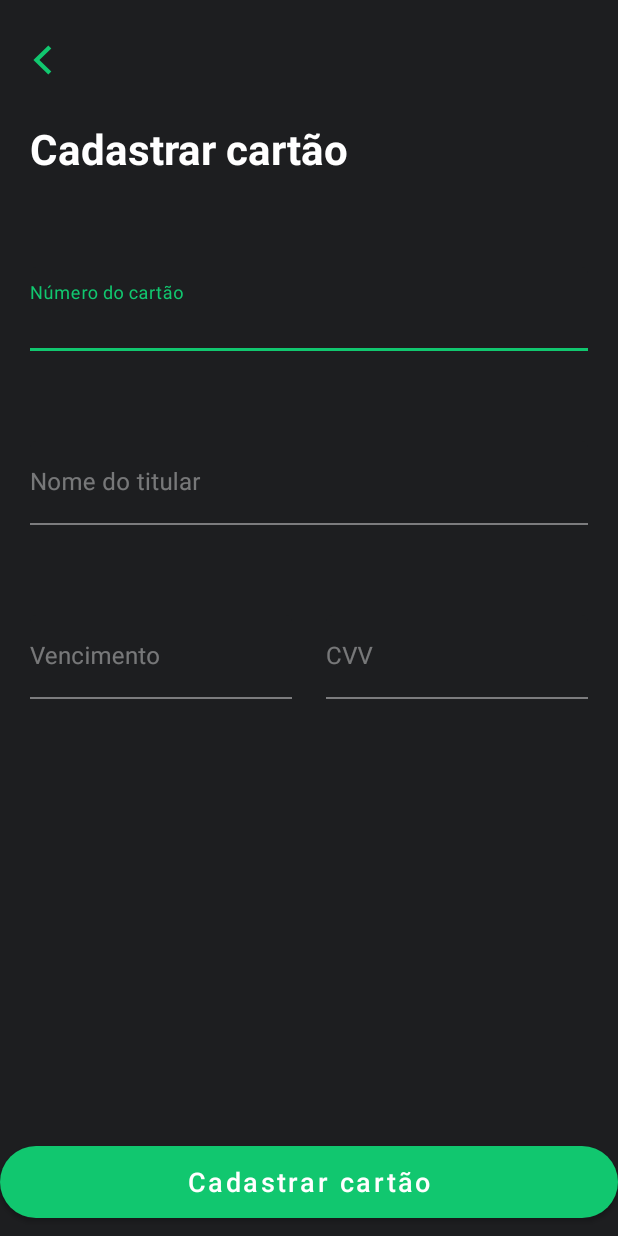
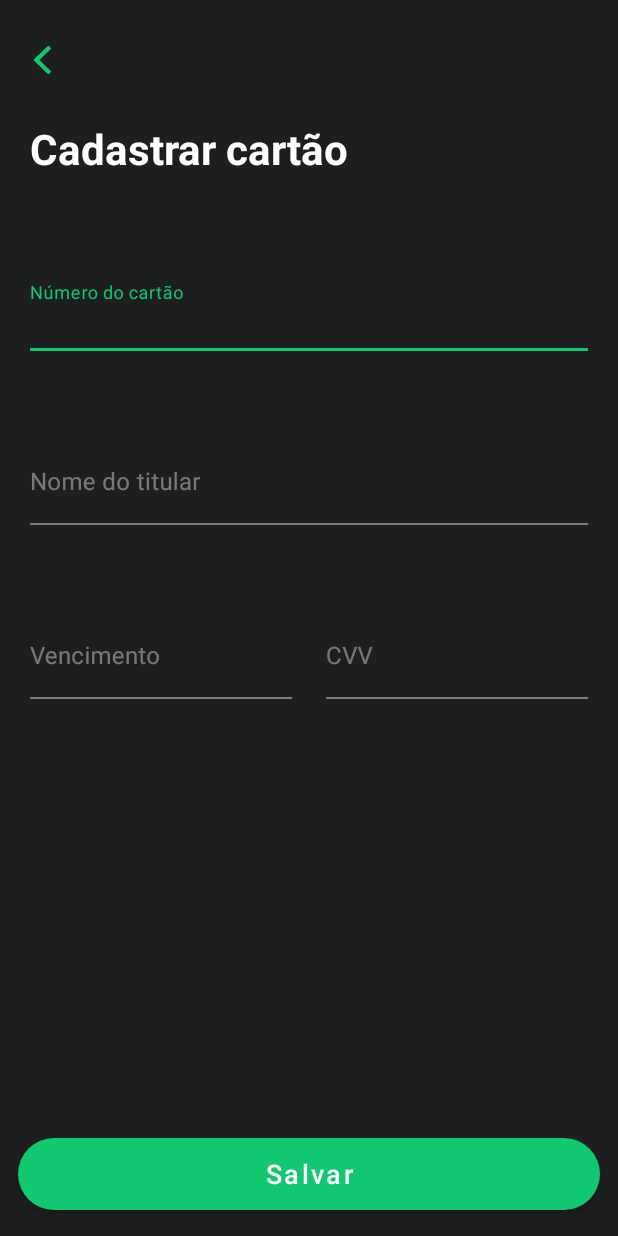
Before and after one commit to allefsousa/PicPay-Playground, an Android app: the AddNewCardActivity screen opened directly, with no data from a screen before it, on a phone screen of 412 x 824 dp. Run offline under Robolectric (Android 15) with nearby library versions, the phone set to English and light mode, and no system bars; our stand-ins replace data binding; 10 statements that could not run were skipped.

Commit message:
Adiacionando data Binding

```diff
--- a/app/build.gradle
+++ b/app/build.gradle
@@ -42,6 +42,7 @@ android {
 
     buildFeatures {
         viewBinding = true
+        dataBinding = true
     }
 }
 
--- a/app/src/main/AndroidManifest.xml
+++ b/app/src/main/AndroidManifest.xml
@@ -14,7 +14,8 @@
         android:supportsRtl="true"
         android:usesCleartextTraffic="true"
         android:theme="@style/Theme.MaterialComponents.NoActionBar">
-        <activity android:name=".ui.credcard.addnewcard.AddNewCardActivity"/>
+        <activity android:name=".ui.credcard.addnewcard.AddNewCardActivity"
+            android:windowSoftInputMode="adjustResize|stateAlwaysVisible"/>
         <activity
             android:name=".ui.credcard.CredCardActivity" />
         <activity
--- a/app/src/main/java/com/developer/allef/picpay/di/appModule.kt
+++ b/app/src/main/java/com/developer/allef/picpay/di/appModule.kt
@@ -1,11 +1,14 @@
 package com.developer.allef.picpay.di
 
 import com.developer.allef.picpay.BuildConfig
+import com.developer.allef.picpay.data.local.AppSharedPreferences
+import com.developer.allef.picpay.data.repository.ContactRepository
 import com.developer.allef.picpay.di.factory.OkHttpFactory
 import com.developer.allef.picpay.di.factory.OkHttpLoggingFactory
 import com.developer.allef.picpay.di.factory.RetrofitFactory
 import com.developer.allef.picpay.service.ApiService
 import com.developer.allef.picpay.ui.contact.ContactViewModel
+import com.developer.allef.picpay.ui.credcard.addnewcard.AddNewCardViewModel
 import org.koin.android.viewmodel.dsl.viewModel
 import org.koin.dsl.module
 
@@ -25,9 +28,13 @@ val networkModule = module {
 }
 
 val repositoryModule = module {
+    factory { AppSharedPreferences(context = get()) }
+    factory { ContactRepository(prefs = get()) }
+
 
 }
 
 val viewModelModule = module {
     viewModel { ContactViewModel(get()) }
+    viewModel { AddNewCardViewModel() }
 }
--- a/app/src/main/java/com/developer/allef/picpay/extensions/EditTextExtension.kt
+++ b/app/src/main/java/com/developer/allef/picpay/extensions/EditTextExtension.kt
@@ -9,11 +9,7 @@ import android.widget.EditText
  * @author allef.santos on 02/08/20
  */
 
-/*
- * As duas funções extendidas abaixo são para a avaliação
- * de conteúdo em EditText logo após o fornecimento de um
- * novo caractere.
- * */
+
 private fun EditText.afterTextChanged( invokeValidation: (String) -> Unit ){
 
     this.addTextChangedListener( object: TextWatcher {
--- a/app/src/main/java/com/developer/allef/picpay/ui/credcard/CredCardActivity.kt
+++ b/app/src/main/java/com/developer/allef/picpay/ui/credcard/CredCardActivity.kt
@@ -4,20 +4,23 @@ import android.content.Intent
 import androidx.appcompat.app.AppCompatActivity
 import android.os.Bundle
 import com.developer.allef.picpay.R
+import com.developer.allef.picpay.data.local.AppSharedPreferences
 import com.developer.allef.picpay.databinding.ActivityContactBinding
 import com.developer.allef.picpay.databinding.ActivityCredCardBinding
 import com.developer.allef.picpay.ui.credcard.addnewcard.AddNewCardActivity
+import org.koin.android.ext.android.inject
 
 class CredCardActivity : AppCompatActivity() {
 
     private lateinit var binding: ActivityCredCardBinding
+
 
     override fun onCreate(savedInstanceState: Bundle?) {
         super.onCreate(savedInstanceState)
         binding = ActivityCredCardBinding.inflate(layoutInflater)
         setContentView(binding.root)
 
-        binding.toolbar.componentToolbar.setNavigationOnClickListener {
+        binding.toolbar.toolbars.setNavigationOnClickListener {
             finish()
         }
 
--- a/app/src/main/java/com/developer/allef/picpay/ui/credcard/addnewcard/AddNewCardActivity.kt
+++ b/app/src/main/java/com/developer/allef/picpay/ui/credcard/addnewcard/AddNewCardActivity.kt
@@ -1,38 +1,72 @@
 package com.developer.allef.picpay.ui.credcard.addnewcard
 
+import android.os.Bundle
+import android.view.ViewTreeObserver
 import androidx.appcompat.app.AppCompatActivity
-import android.os.Bundle
-import android.text.Editable
-import android.text.TextWatcher
-import androidx.core.widget.addTextChangedListener
 import com.developer.allef.picpay.databinding.ActivityAddNewCardBinding
-import com.developer.allef.picpay.databinding.ActivityCredCardBinding
+import com.developer.allef.picpay.util.addMask
+import org.koin.android.ext.android.inject
 
 class AddNewCardActivity : AppCompatActivity() {
 
     private lateinit var binding: ActivityAddNewCardBinding
+    private val viewModel: AddNewCardViewModel by inject()
+
 
     override fun onCreate(savedInstanceState: Bundle?) {
         super.onCreate(savedInstanceState)
-        binding = ActivityAddNewCardBinding.inflate(layoutInflater)
+        loadDataBinding()
         setContentView(binding.root)
 
-        binding.toolbar.componentToolbar.setNavigationOnClickListener {
+        loadActions()
+
+        loadComponents()
+    }
+
+    private fun loadDataBinding() {
+        binding = ActivityAddNewCardBinding.inflate(layoutInflater)
+        binding.viewmodel = viewModel
+        binding.lifecycleOwner = this
+        this.lifecycle.addObserver(viewModel)
+    }
+
+    private fun loadComponents() {
+        binding.edCredNumber.addMask("#### #### #### ####")
+        binding.edVenc.addMask("##/####")
+    }
+
+    private fun loadActions() {
+        binding.newtoolbar.toolbars.setNavigationOnClickListener {
             finish()
         }
-        binding.edCredNumber.addTextChangedListener(object :TextWatcher{
-            override fun afterTextChanged(s: Editable?) {
+        binding.edCvv.setOnFocusChangeListener { v, hasFocus ->
+            if (hasFocus) {
+                updateUI()
+            }
+        }
+        binding.edName.setOnFocusChangeListener { v, hasFocus ->
+            if (hasFocus) {
+                updateUI()
+            }
+        }
+    }
 
-            }
-
-            override fun beforeTextChanged(s: CharSequence?, start: Int, count: Int, after: Int) {
-
-            }
-
-            override fun onTextChanged(s: CharSequence?, start: Int, before: Int, count: Int) {
-
-            }
-
-        })
+    private fun updateUI() {
+        binding.containerScroll.viewTreeObserver
+            .addOnGlobalLayoutListener(object : ViewTreeObserver.OnGlobalLayoutListener {
+                override fun onGlobalLayout() {
+                    val scrollViewHeight = binding.containerScroll.height
+                    if (scrollViewHeight > 0) {
+                        binding.containerScroll.viewTreeObserver.removeOnGlobalLayoutListener(this)
+                        val lastView =
+                            binding.containerScroll.getChildAt(binding.containerScroll.childCount - 1)
+                        val lastViewBottom = lastView.bottom + binding.containerScroll.paddingBottom
+                        val deltaScrollY =
+                            lastViewBottom - scrollViewHeight - binding.containerScroll.scrollY
+                        binding.containerScroll.smoothScrollBy(0, deltaScrollY)
+                        binding.containerScroll.scrollBy(0, deltaScrollY)
+                    }
+                }
+            })
     }
 }
--- /dev/null
+++ b/app/src/main/java/com/developer/allef/picpay/ui/credcard/addnewcard/AddNewCardViewModel.kt
@@ -0,0 +1,41 @@
+package com.developer.allef.picpay.ui.credcard.addnewcard
+
+import android.text.Editable
+import androidx.lifecycle.LifecycleObserver
+import androidx.lifecycle.MutableLiveData
+import androidx.lifecycle.ViewModel
+
+/**
+ * @author allef.santos on 02/08/20
+ */
+class AddNewCardViewModel :ViewModel(),LifecycleObserver {
+
+    val credCardNumber = MutableLiveData<String>()
+    val name = MutableLiveData<String>()
+    val date = MutableLiveData<String>()
+    val cvv = MutableLiveData<String>()
+    val buttonVisible = MutableLiveData<Boolean>()
+    init {
+        buttonVisible.value = false
+    }
+
+
+    fun onAfterTextChange(s: Editable) {
+        buttonVisible.value =
+            (!credCardNumber.value.toString().isBlank() && !name.value.toString().isBlank() && !date.value.toString().isBlank() && !cvv.value.toString().isBlank())
+    }
+
+    fun saveCredCard(): Boolean {
+//        return Hawk.put(
+//            "cred_card_pref", CredCard(
+//                credCardNumber.value.toString(),
+//                name.value.toString(),
+//                cvv.value.toString().toInt(),
+//                0.0,
+//                date.value.toString(),
+//                0
+//            )
+//        )
+        return true
+    }
+}
--- a/app/src/main/res/drawable/buttom_primary_selector.xml
+++ b/app/src/main/res/drawable/buttom_primary_selector.xml
@@ -1,5 +1,5 @@
 <?xml version="1.0" encoding="utf-8"?>
 <selector xmlns:android="http://schemas.android.com/apk/res/android">
     <item android:color="@color/enableForm" android:state_enabled="true" />
-    <item android:color="@color/disableForm" />
+    <item android:color="@color/disableFrom" />
 </selector>
--- a/app/src/main/res/layout/activity_add_new_card.xml
+++ b/app/src/main/res/layout/activity_add_new_card.xml
@@ -1,24 +1,39 @@
 <?xml version="1.0" encoding="utf-8"?>
-<androidx.core.widget.NestedScrollView xmlns:android="http://schemas.android.com/apk/res/android"
+<layout xmlns:android="http://schemas.android.com/apk/res/android"
     xmlns:app="http://schemas.android.com/apk/res-auto"
-    xmlns:tools="http://schemas.android.com/tools"
+    xmlns:tools="http://schemas.android.com/tools">
+
+    <data>
+
+        <import type="android.view.View" />
+
+        <variable
+            name="viewmodel"
+            type="com.developer.allef.picpay.ui.credcard.addnewcard.AddNewCardViewModel" />
+    </data>
+<LinearLayout
+    android:layout_width="match_parent"
+    android:layout_height="match_parent"
+    android:background="@color/backgroundScreen"
+    android:orientation="vertical">
+
+    <include
+        layout="@layout/toolbar"
+        android:id="@+id/newtoolbar"
+        />
+
+    <androidx.core.widget.NestedScrollView
         android:id="@+id/container_scroll"
         android:layout_width="match_parent"
         android:layout_height="match_parent"
-    android:fillViewport="true">
+        android:fillViewport="true"
+        android:focusableInTouchMode="true">
 
         <androidx.constraintlayout.widget.ConstraintLayout
             android:layout_width="match_parent"
             android:layout_height="match_parent"
-        android:background="@color/backgroundScreen"
+            android:fitsSystemWindows="true"
             tools:context=".ui.credcard.addnewcard.AddNewCardActivity">
-
-        <include
-            android:id="@+id/toolbar"
-            layout="@layout/toolbar"
-            app:layout_constraintEnd_toEndOf="parent"
-            app:layout_constraintStart_toStartOf="parent"
-            app:layout_constraintTop_toTopOf="parent" />
 
             <TextView
                 android:id="@+id/tv_title"
@@ -33,7 +48,7 @@
                 android:textStyle="bold"
                 app:layout_constraintEnd_toEndOf="parent"
                 app:layout_constraintStart_toStartOf="parent"
-            app:layout_constraintTop_toBottomOf="@+id/toolbar" />
+                app:layout_constraintTop_toTopOf="parent" />
 
             <com.google.android.material.textfield.TextInputLayout
                 android:id="@+id/input_layout_number"
@@ -58,6 +73,8 @@
                     android:maxLines="1"
                     android:paddingStart="0dp"
                     android:paddingEnd="0dp"
+                    android:afterTextChanged="@{viewmodel.onAfterTextChange}"
+                    android:text="@={viewmodel.credCardNumber}"
                     android:textColor="@android:color/white"
                     android:textSize="16sp" />
 
@@ -82,6 +99,8 @@
                     android:imeOptions="actionNext"
                     android:inputType="textPersonName"
                     android:maxLines="1"
+                    android:afterTextChanged="@{viewmodel.onAfterTextChange}"
+                    android:text="@={viewmodel.name}"
                     android:paddingStart="0dp"
                     android:paddingEnd="0dp"
                     android:textColor="@android:color/white"
@@ -116,8 +135,10 @@
                     android:layout_height="wrap_content"
                     android:imeOptions="actionNext"
                     android:inputType="date"
+                    android:maxLength="7"
                     android:maxLines="1"
-                android:maxLength="6"
+                    android:afterTextChanged="@{viewmodel.onAfterTextChange}"
+                    android:text="@={viewmodel.date}"
                     android:paddingStart="0dp"
                     android:paddingEnd="0dp"
                     android:textColor="@android:color/white"
@@ -129,7 +150,7 @@
                 android:id="@+id/input_layout_cvv"
                 android:layout_width="0dp"
                 android:layout_height="wrap_content"
-            android:layout_marginLeft="11dp"
+                android:layout_marginStart="11dp"
                 android:layout_marginTop="60dp"
                 android:hint="CVV"
                 android:textColorHint="#66FFFFFF"
@@ -144,28 +165,41 @@
                     android:layout_height="wrap_content"
                     android:imeOptions="actionSend"
                     android:inputType="number"
+                    android:maxLength="4"
                     android:maxLines="1"
-                android:maxLength="4"
                     android:paddingStart="0dp"
                     android:paddingEnd="0dp"
+                    android:afterTextChanged="@{viewmodel.onAfterTextChange}"
+                    android:text="@={viewmodel.cvv}"
                     android:textColor="@android:color/white"
                     android:textSize="16sp" />
 
             </com.google.android.material.textfield.TextInputLayout>
 
-        <include
-            layout="@layout/buttom_primary"
-            android:layout_width="match_parent"
-            android:layout_height="wrap_content"
-            android:layout_marginTop="43dp"
+
+            <com.google.android.material.button.MaterialButton
+                android:id="@+id/btn_primary"
+                style="@style/materialButtomPrimary"
+                android:layout_width="0dp"
+                android:enabled="@{viewmodel.buttonVisible.booleanValue() ? true : false}"
+                android:layout_height="48dp"
+                android:layout_marginStart="12dp"
+                android:layout_marginTop="30dp"
+                android:layout_marginEnd="12dp"
+                android:layout_marginBottom="12dp"
+                android:text="Salvar"
+                android:textAllCaps="false"
+                android:textColor="@android:color/white"
+                android:textSize="18sp"
                 app:layout_constraintBottom_toBottomOf="parent"
                 app:layout_constraintEnd_toEndOf="parent"
+                app:layout_constraintHorizontal_bias="0.0"
                 app:layout_constraintStart_toStartOf="parent"
                 app:layout_constraintTop_toBottomOf="@+id/input_layout_cvv"
-            android:layout_marginBottom="12dp"
-            app:layout_constraintVertical_bias="1.0" />
-
+                app:layout_constraintVertical_bias="0.981" />
 
 
         </androidx.constraintlayout.widget.ConstraintLayout>
     </androidx.core.widget.NestedScrollView>
+</LinearLayout>
+</layout>
--- a/app/src/main/res/layout/toolbar.xml
+++ b/app/src/main/res/layout/toolbar.xml
@@ -1,12 +1,13 @@
 <?xml version="1.0" encoding="utf-8"?>
-<FrameLayout xmlns:android="http://schemas.android.com/apk/res/android"
+<layout xmlns:android="http://schemas.android.com/apk/res/android">
+<FrameLayout
     xmlns:app="http://schemas.android.com/apk/res-auto"
     android:layout_height="wrap_content"
     android:id="@+id/frame_container"
     android:layout_width="match_parent">
 
     <androidx.appcompat.widget.Toolbar
-        android:id="@+id/component_toolbar"
+        android:id="@+id/toolbars"
         android:layout_width="match_parent"
         android:layout_height="80dp"
         app:elevation="0dp"
@@ -14,4 +15,5 @@
         app:buttonGravity="center_vertical"
         />
 
-</FrameLayout>
+</FrameLayout >
+</layout>
--- a/app/src/main/res/values/colors.xml
+++ b/app/src/main/res/values/colors.xml
@@ -5,7 +5,7 @@
     <color name="colorAccent">#03DAC5</color>
     <color name="backgroundScreen">#1D1E20</color>
 
-    <color name="disableForm">#8F929D</color>
+    <color name="disableFrom">#8F929D</color>
     <color name="enableForm">#11C76F</color>
     <color name="white">#FFFFFF</color>
 </resources>
```
Also changed, not shown: app/src/main/java/com/developer/allef/picpay/data/local/AppPreferences.kt (+15 -0 lines), app/src/main/java/com/developer/allef/picpay/data/repository/ContactRepository.kt (added, +14 -0 lines), app/src/main/java/com/developer/allef/picpay/util/BindingAdapters.kt (added, +64 -0 lines), app/src/main/java/com/developer/allef/picpay/util/UtilExtension.kt (+45 -0 lines). Lines whose indentation alone changed are shown as unchanged.
